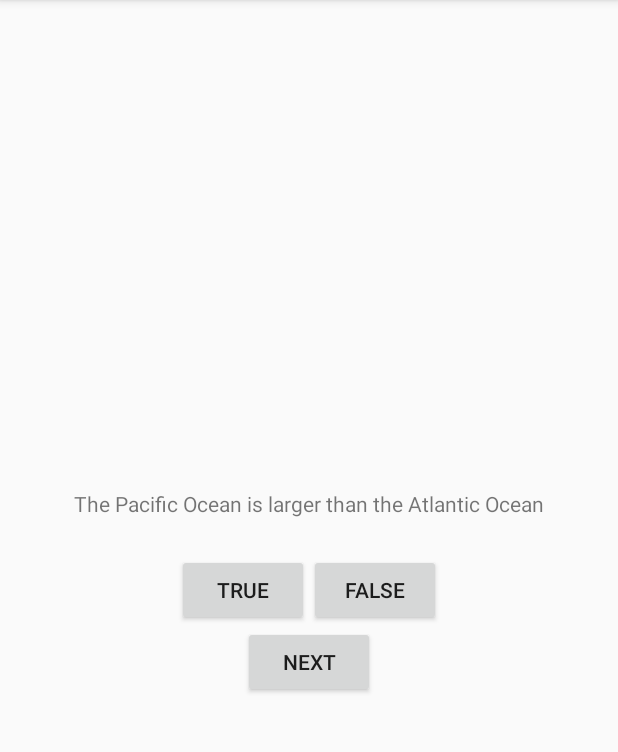
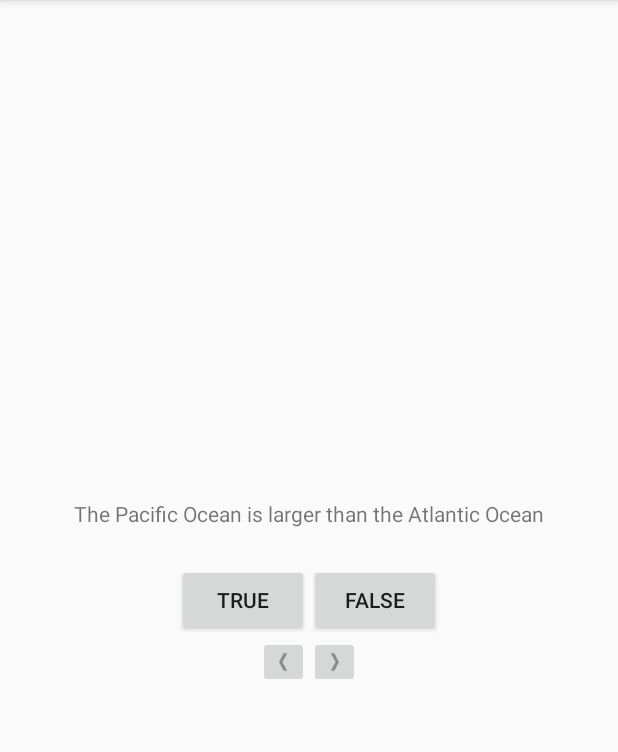
Before and after one commit to pavedwalden/BNR-android-programming, an Android app: the screen it shows after launch (QuizActivity), on a phone screen of 412 x 824 dp, the part 84-836 px from its top. Run offline under Robolectric (Android 15) with nearby library versions, the phone set to English and light mode, and no system bars.

Commit message:
end of chapter 2

```diff
--- a/app/src/main/java/com/tutorial/alexrice/geoquiz/QuizActivity.java
+++ b/app/src/main/java/com/tutorial/alexrice/geoquiz/QuizActivity.java
@@ -4,6 +4,7 @@ import android.support.v7.app.AppCompatActivity;
 import android.os.Bundle;
 import android.view.View;
 import android.widget.Button;
+import android.widget.ImageButton;
 import android.widget.TextView;
 import android.widget.Toast;
 
@@ -11,7 +12,8 @@ public class QuizActivity extends AppCompatActivity {
 
     private Button mTrueButton;
     private Button mFalseButton;
-    private Button mNextButton;
+    private ImageButton mPreviousButton;
+    private ImageButton mNextButton;
     private TextView mQuestionTextView;
 
     private Question[] mQuestionBank = new Question[] {
@@ -49,8 +51,13 @@ public class QuizActivity extends AppCompatActivity {
         setContentView(R.layout.activity_quiz);
 
         mQuestionTextView = (TextView) findViewById(R.id.question_text_view);
-//        int question = mQuestionBank[mCurrentIndex].getTextResId();
-//        mQuestionTextView.setText(question);
+        mQuestionTextView.setOnClickListener(new View.OnClickListener() {
+            @Override
+            public void onClick(View v) {
+                mCurrentIndex = (mCurrentIndex + 1) % mQuestionBank.length;
+                updateQuesiton();
+            }
+        });
 
         mTrueButton = (Button) findViewById(R.id.true_button);
         mTrueButton.setOnClickListener(new View.OnClickListener() {
@@ -68,7 +75,7 @@ public class QuizActivity extends AppCompatActivity {
             }
         });
 
-        mNextButton = (Button) findViewById(R.id.next_button);
+        mNextButton = (ImageButton) findViewById(R.id.next_button);
         mNextButton.setOnClickListener(new View.OnClickListener() {
             @Override
             public void onClick(View v) {
@@ -77,6 +84,19 @@ public class QuizActivity extends AppCompatActivity {
             }
         });
 
+        mPreviousButton = (ImageButton) findViewById(R.id.previous_button);
+        mPreviousButton.setOnClickListener(new View.OnClickListener() {
+            @Override
+            public void onClick(View v) {
+                if (mCurrentIndex > 0) {
+                    mCurrentIndex = mCurrentIndex - 1;
+                }
+                updateQuesiton();
+            }
+        });
+
+
+
         updateQuesiton();
     }
 }
--- a/app/src/main/res/layout/activity_quiz.xml
+++ b/app/src/main/res/layout/activity_quiz.xml
@@ -29,11 +29,26 @@
             android:text="@string/false_button"/>
     </LinearLayout>
 
-    <Button
-        android:id="@+id/next_button"
+    <LinearLayout
         android:layout_width="wrap_content"
         android:layout_height="wrap_content"
-        android:text="@string/next_button"/>
+        android:orientation="horizontal">
+
+        <ImageButton
+            android:id="@+id/previous_button"
+            android:layout_width="wrap_content"
+            android:layout_height="wrap_content"
+            android:src="@drawable/arrow_left"
+            />
+
+        <ImageButton
+            android:id="@+id/next_button"
+            android:layout_width="wrap_content"
+            android:layout_height="wrap_content"
+            android:src="@drawable/arrow_right"
+            />
+
+    </LinearLayout>
 
 
 
--- a/app/src/main/res/values/strings.xml
+++ b/app/src/main/res/values/strings.xml
@@ -4,6 +4,7 @@
     <string name="false_button">False</string>
     <string name="correct_toast">Correct!</string>
     <string name="next_button">Next</string>
+    <string name="previous_button">Previous</string>
     <string name="incorrect_toast">Incorrect!</string>
 
     <string name="question_oceans">The Pacific Ocean is larger than the Atlantic Ocean</string>
```
Also changed, not shown: app/src/main/res/drawable-hdpi/arrow_left.png (added), app/src/main/res/drawable-hdpi/arrow_right.png (added), app/src/main/res/drawable-mdpi/arrow_left.png (added), app/src/main/res/drawable-mdpi/arrow_right.png (added), app/src/main/res/drawable-xhdpi/arrow_left.png (added), app/src/main/res/drawable-xhdpi/arrow_right.png (added), app/src/main/res/drawable-xxhdpi/arrow_left.png (added), app/src/main/res/drawable-xxhdpi/arrow_right.png (added).
